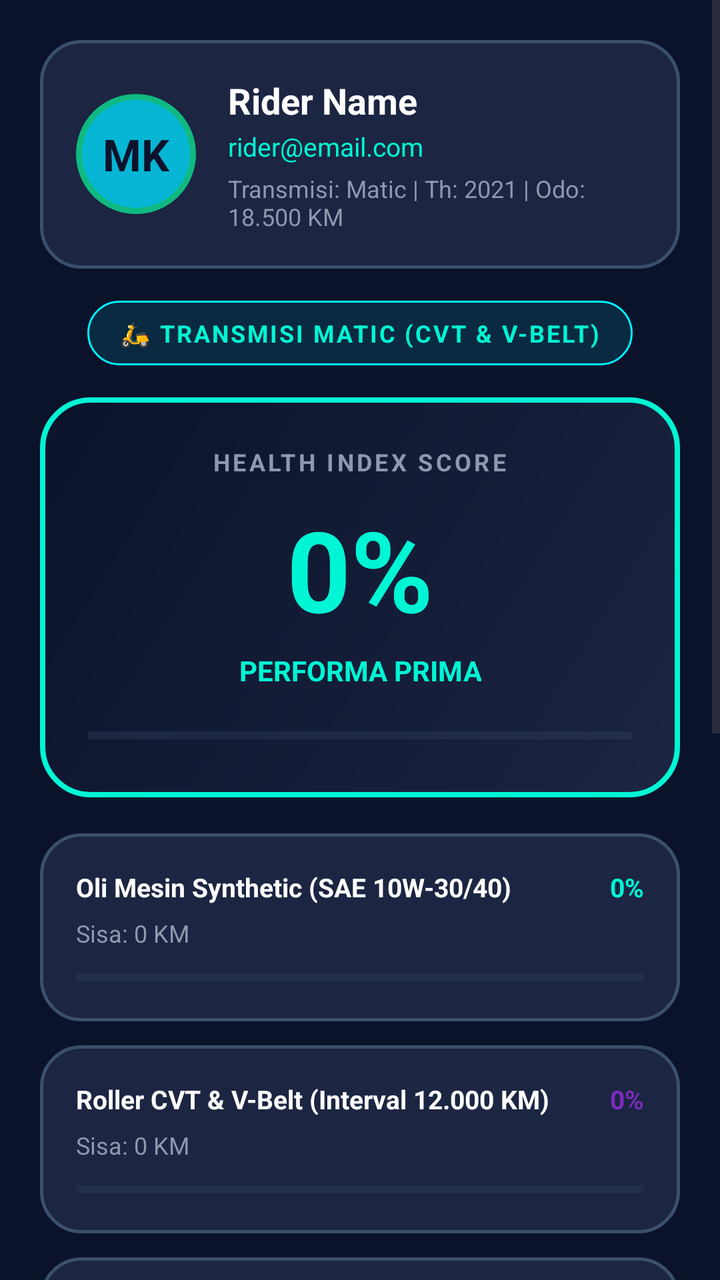
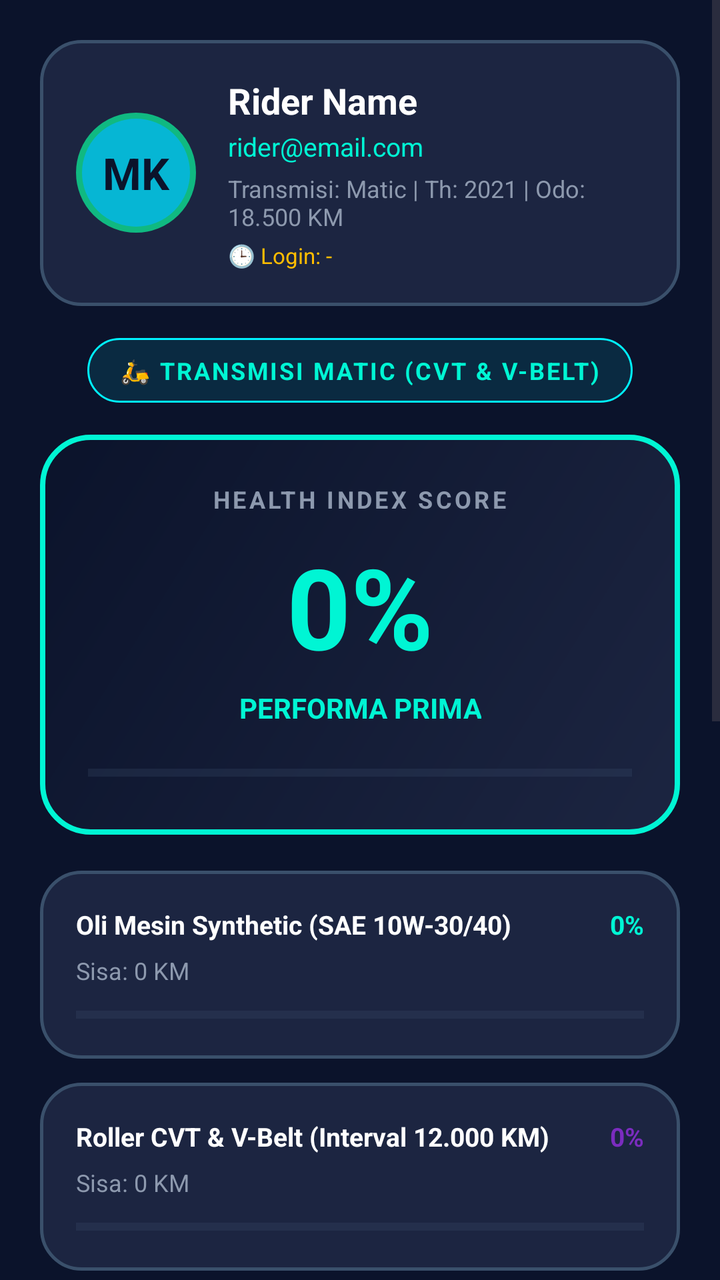

Two renders of the same Android screen: before a commit and after it. Below are the layout's source before the change and the commit's diff.
<!-- AndroidManifest.xml: application theme Theme.LifecycleDemo -->
<!-- res/layout/activity_second.xml -->
<?xml version="1.0" encoding="utf-8"?>
<ScrollView xmlns:android="http://schemas.android.com/apk/res/android"
    xmlns:app="http://schemas.android.com/apk/res-auto"
    android:layout_width="match_parent"
    android:layout_height="match_parent"
    android:background="@color/bg_main"
    android:fillViewport="true">

    <LinearLayout
        android:layout_width="match_parent"
        android:layout_height="wrap_content"
        android:orientation="vertical"
        android:padding="20dp"
        android:paddingBottom="40dp"
        android:gravity="center_horizontal">

        
        <LinearLayout
            android:layout_width="match_parent"
            android:layout_height="wrap_content"
            android:orientation="horizontal"
            android:background="@drawable/bg_hud_card"
            android:padding="18dp"
            android:gravity="center_vertical"
            android:layout_marginBottom="16dp">

            
            <TextView
                android:id="@+id/tvAvatarInitials"
                android:layout_width="60dp"
                android:layout_height="60dp"
                android:background="@drawable/bg_circle_avatar"
                android:gravity="center"
                android:text="MK"
                android:textColor="@color/bg_main"
                android:textSize="22sp"
                android:textStyle="bold"
                android:layout_marginEnd="16dp"/>

            <LinearLayout
                android:layout_width="0dp"
                android:layout_height="wrap_content"
                android:layout_weight="1"
                android:orientation="vertical">

                <TextView
                    android:id="@+id/tvRiderName"
                    android:layout_width="wrap_content"
                    android:layout_height="wrap_content"
                    android:text="Rider Name"
                    android:textColor="@color/text_bright"
                    android:textSize="18sp"
                    android:textStyle="bold"
                    android:layout_marginBottom="2dp"/>

                <TextView
                    android:id="@+id/tvRiderEmail"
                    android:layout_width="wrap_content"
                    android:layout_height="wrap_content"
                    android:text="rider@email.com"
                    android:textColor="@color/accent_cyan"
                    android:textSize="13sp"
                    android:layout_marginBottom="4dp"/>

                <TextView
                    android:id="@+id/tvMotorSpecs"
                    android:layout_width="wrap_content"
                    android:layout_height="wrap_content"
                    android:text="Transmisi: Matic | Th: 2021 | Odo: 18.500 KM"
                    android:textColor="@color/text_muted"
                    android:textSize="12sp"/>
            </LinearLayout>
        </LinearLayout>

        
        <TextView
            android:id="@+id/tvBadgeTransmisi"
            android:layout_width="wrap_content"
            android:layout_height="wrap_content"
            android:text="🛵 TRANSMISI MATIC (CVT &amp; V-BELT)"
            android:textColor="@color/accent_cyan"
            android:textSize="12sp"
            android:textStyle="bold"
            android:letterSpacing="0.08"
            android:background="@drawable/bg_pill_cyan"
            android:paddingHorizontal="16dp"
            android:paddingVertical="8dp"
            android:layout_marginBottom="16dp"/>

        
        <LinearLayout
            android:layout_width="match_parent"
            android:layout_height="wrap_content"
            android:orientation="vertical"
            android:background="@drawable/bg_hud_card_glow"
            android:padding="24dp"
            android:gravity="center"
            android:layout_marginBottom="18dp">

            <TextView
                android:layout_width="wrap_content"
                android:layout_height="wrap_content"
                android:text="@string/lbl_health_score"
                android:textColor="@color/text_muted"
                android:textSize="12sp"
                android:textStyle="bold"
                android:letterSpacing="0.12"
                android:layout_marginBottom="8dp"/>

            <TextView
                android:id="@+id/tvHealthScore"
                android:layout_width="wrap_content"
                android:layout_height="wrap_content"
                android:text="0%"
                android:textColor="@color/accent_cyan"
                android:textSize="56sp"
                android:textStyle="bold"
                android:layout_marginBottom="4dp"/>

            <TextView
                android:id="@+id/tvStatusCategory"
                android:layout_width="wrap_content"
                android:layout_height="wrap_content"
                android:text="PERFORMA PRIMA"
                android:textColor="@color/accent_cyan"
                android:textSize="14sp"
                android:textStyle="bold"
                android:gravity="center"
                android:layout_marginBottom="16dp"/>

            <ProgressBar
                android:id="@+id/pbHealthScore"
                style="?android:attr/progressBarStyleHorizontal"
                android:layout_width="match_parent"
                android:layout_height="14dp"
                android:max="100"
                android:progress="0"
                android:progressTint="@color/accent_cyan"
                android:progressBackgroundTint="@color/border_color"/>
        </LinearLayout>

        
        <LinearLayout
            android:layout_width="match_parent"
            android:layout_height="wrap_content"
            android:orientation="vertical"
            android:background="@drawable/bg_hud_card"
            android:padding="18dp"
            android:layout_marginBottom="12dp">

            <LinearLayout
                android:layout_width="match_parent"
                android:layout_height="wrap_content"
                android:orientation="horizontal"
                android:layout_marginBottom="6dp">

                <TextView
                    android:id="@+id/tvTitleOli"
                    android:layout_width="0dp"
                    android:layout_height="wrap_content"
                    android:layout_weight="1"
                    android:text="@string/lbl_oli_title"
                    android:textColor="@color/text_bright"
                    android:textSize="13sp"
                    android:textStyle="bold"/>

                <TextView
                    android:id="@+id/tvPersenOli"
                    android:layout_width="wrap_content"
                    android:layout_height="wrap_content"
                    android:text="0%"
                    android:textColor="@color/accent_cyan"
                    android:textSize="13sp"
                    android:textStyle="bold"/>
            </LinearLayout>

            <TextView
                android:id="@+id/tvStatusOli"
                android:layout_width="wrap_content"
                android:layout_height="wrap_content"
                android:text="Sisa: 0 KM"
                android:textColor="@color/text_muted"
                android:textSize="12sp"
                android:layout_marginBottom="10dp"/>

            <ProgressBar
                android:id="@+id/pbOli"
                style="?android:attr/progressBarStyleHorizontal"
                android:layout_width="match_parent"
                android:layout_height="8dp"
                android:max="100"
                android:progress="0"
                android:progressTint="@color/accent_cyan"
                android:progressBackgroundTint="@color/border_color"/>
        </LinearLayout>

        
        <LinearLayout
            android:layout_width="match_parent"
            android:layout_height="wrap_content"
            android:orientation="vertical"
            android:background="@drawable/bg_hud_card"
            android:padding="18dp"
            android:layout_marginBottom="12dp">

            <LinearLayout
                android:layout_width="match_parent"
                android:layout_height="wrap_content"
                android:orientation="horizontal"
                android:layout_marginBottom="6dp">

                <TextView
                    android:id="@+id/tvTitleTransmisi"
                    android:layout_width="0dp"
                    android:layout_height="wrap_content"
                    android:layout_weight="1"
                    android:text="@string/lbl_cvt_title"
                    android:textColor="@color/text_bright"
                    android:textSize="13sp"
                    android:textStyle="bold"/>

                <TextView
                    android:id="@+id/tvPersenTransmisi"
                    android:layout_width="wrap_content"
                    android:layout_height="wrap_content"
                    android:text="0%"
                    android:textColor="@color/accent_purple"
                    android:textSize="13sp"
                    android:textStyle="bold"/>
            </LinearLayout>

            <TextView
                android:id="@+id/tvStatusTransmisi"
                android:layout_width="wrap_content"
                android:layout_height="wrap_content"
                android:text="Sisa: 0 KM"
                android:textColor="@color/text_muted"
                android:textSize="12sp"
                android:layout_marginBottom="10dp"/>

            <ProgressBar
                android:id="@+id/pbTransmisi"
                style="?android:attr/progressBarStyleHorizontal"
                android:layout_width="match_parent"
                android:layout_height="8dp"
                android:max="100"
                android:progress="0"
                android:progressTint="@color/accent_purple"
                android:progressBackgroundTint="@color/border_color"/>
        </LinearLayout>

        
        <LinearLayout
            android:layout_width="match_parent"
            android:layout_height="wrap_content"
            android:orientation="vertical"
            android:background="@drawable/bg_hud_card"
            android:padding="18dp"
            android:layout_marginBottom="12dp">

            <LinearLayout
                android:layout_width="match_parent"
                android:layout_height="wrap_content"
                android:orientation="horizontal"
                android:layout_marginBottom="6dp">

                <TextView
                    android:id="@+id/tvTitleAki"
                    android:layout_width="0dp"
                    android:layout_height="wrap_content"
                    android:layout_weight="1"
                    android:text="@string/lbl_aki_title"
                    android:textColor="@color/text_bright"
                    android:textSize="13sp"
                    android:textStyle="bold"/>

                <TextView
                    android:id="@+id/tvPersenAki"
                    android:layout_width="wrap_content"
                    android:layout_height="wrap_content"
                    android:text="0%"
                    android:textColor="@color/accent_cyan"
                    android:textSize="13sp"
                    android:textStyle="bold"/>
            </LinearLayout>

            <TextView
                android:id="@+id/tvStatusAki"
                android:layout_width="wrap_content"
                android:layout_height="wrap_content"
                android:text="Kondisi Aki: 0%"
                android:textColor="@color/text_muted"
                android:textSize="12sp"
                android:layout_marginBottom="10dp"/>

            <ProgressBar
                android:id="@+id/pbAki"
                style="?android:attr/progressBarStyleHorizontal"
                android:layout_width="match_parent"
                android:layout_height="8dp"
                android:max="100"
                android:progress="0"
                android:progressTint="@color/accent_cyan"
                android:progressBackgroundTint="@color/border_color"/>
        </LinearLayout>

        
        <LinearLayout
            android:layout_width="match_parent"
            android:layout_height="wrap_content"
            android:orientation="vertical"
            android:background="@drawable/bg_hud_card"
            android:padding="18dp"
            android:layout_marginBottom="16dp">

            <LinearLayout
                android:layout_width="match_parent"
                android:layout_height="wrap_content"
                android:orientation="horizontal"
                android:layout_marginBottom="6dp">

                <TextView
                    android:id="@+id/tvTitleFilter"
                    android:layout_width="0dp"
                    android:layout_height="wrap_content"
                    android:layout_weight="1"
                    android:text="@string/lbl_filter_title"
                    android:textColor="@color/text_bright"
                    android:textSize="13sp"
                    android:textStyle="bold"/>

                <TextView
                    android:id="@+id/tvPersenFilter"
                    android:layout_width="wrap_content"
                    android:layout_height="wrap_content"
                    android:text="0%"
                    android:textColor="@color/accent_yellow"
                    android:textSize="13sp"
                    android:textStyle="bold"/>
            </LinearLayout>

            <TextView
                android:id="@+id/tvStatusFilter"
                android:layout_width="wrap_content"
                android:layout_height="wrap_content"
                android:text="Status Busi &amp; Filter: Bersih (Normal)"
                android:textColor="@color/text_muted"
                android:textSize="12sp"
                android:layout_marginBottom="10dp"/>

            <ProgressBar
                android:id="@+id/pbFilter"
                style="?android:attr/progressBarStyleHorizontal"
                android:layout_width="match_parent"
                android:layout_height="8dp"
                android:max="100"
                android:progress="0"
                android:progressTint="@color/accent_yellow"
                android:progressBackgroundTint="@color/border_color"/>
        </LinearLayout>

        
        <LinearLayout
            android:layout_width="match_parent"
            android:layout_height="wrap_content"
            android:orientation="vertical"
            android:background="@drawable/bg_hud_card"
            android:padding="22dp"
            android:layout_marginBottom="20dp">

            <TextView
                android:layout_width="wrap_content"
                android:layout_height="wrap_content"
                android:text="@string/lbl_biaya_title"
                android:textColor="@color/accent_cyan"
                android:textSize="13sp"
                android:textStyle="bold"
                android:layout_marginBottom="4dp"/>

            <TextView
                android:id="@+id/tvEstimasiBiaya"
                android:layout_width="wrap_content"
                android:layout_height="wrap_content"
                android:text="Rp 0"
                android:textColor="@color/accent_cyan"
                android:textSize="32sp"
                android:textStyle="bold"
                android:layout_marginBottom="8dp"/>

            <TextView
                android:id="@+id/tvRincianBiaya"
                android:layout_width="match_parent"
                android:layout_height="wrap_content"
                android:text="• Jasa Bengkel Dasar: Rp 50.000\n• Semua komponen dalam kondisi prima!"
                android:textColor="@color/text_muted"
                android:textSize="12sp"
                android:lineSpacingExtra="4dp"/>
        </LinearLayout>

        
        <Button
            android:id="@+id/btnKembali"
            android:layout_width="match_parent"
            android:layout_height="54dp"
            android:text="@string/btn_kembali"
            android:textColor="@color/text_bright"
            app:backgroundTint="@color/card_bg"
            android:layout_marginBottom="12dp"/>

    </LinearLayout>
</ScrollView>
<!-- resources referenced by this layout -->
<resources>
  <color name="accent_cyan">#00F5D4</color>
  <color name="accent_purple">#7B2CBF</color>
  <color name="accent_yellow">#FFBD00</color>
  <color name="bg_main">#0B132B</color>
  <color name="border_color">#3A506B</color>
  <color name="card_bg">#1C2541</color>
  <color name="text_bright">#FFFFFF</color>
  <color name="text_muted">#8D99AE</color>
  <!-- drawable bg_circle_avatar (drawable) -->
  <?xml version="1.0" encoding="utf-8"?>
  <shape xmlns:android="http://schemas.android.com/apk/res/android"
      android:shape="oval">
      <solid android:color="#06B6D4" />
      <stroke android:width="3dp" android:color="#10B981" />
  </shape>
  <!-- drawable bg_hud_card (drawable) -->
  <?xml version="1.0" encoding="utf-8"?>
  <shape xmlns:android="http://schemas.android.com/apk/res/android"
      android:shape="rectangle">
      <solid android:color="#1C2541" />
      <corners android:radius="20dp" />
      <stroke android:width="1.5dp" android:color="#3A506B" />
  </shape>
  <!-- drawable bg_hud_card_glow (drawable) -->
  <?xml version="1.0" encoding="utf-8"?>
  <shape xmlns:android="http://schemas.android.com/apk/res/android"
      android:shape="rectangle">
      <gradient
          android:startColor="#1C2541"
          android:endColor="#0B132B"
          android:angle="135"/>
      <corners android:radius="24dp" />
      <stroke android:width="2.5dp" android:color="#00F5D4" />
  </shape>
  <!-- drawable bg_pill_cyan (drawable) -->
  <?xml version="1.0" encoding="utf-8"?>
  <shape xmlns:android="http://schemas.android.com/apk/res/android"
      android:shape="rectangle">
      <solid android:color="#1A00F2FE" />
      <corners android:radius="50dp" />
      <stroke android:width="1dp" android:color="#00F2FE" />
  </shape>
  <string name="btn_kembali">⬅️ KEMBALI KE FORM DIAGNOSTIK</string>
  <string name="lbl_aki_title">Kesehatan Aki Dry Cell (Tegangan 12V)</string>
  <string name="lbl_biaya_title">Rincian Estimasi Biaya Servis (Transparent Cost)</string>
  <string name="lbl_cvt_title">Roller CVT &amp; V-Belt (Interval 12.000 KM)</string>
  <string name="lbl_filter_title">Filter Udara &amp; Busi (Air Filter &amp; Spark Plug)</string>
  <string name="lbl_health_score">HEALTH INDEX SCORE</string>
  <string name="lbl_oli_title">Oli Mesin Synthetic (SAE 10W-30/40)</string>
  <style name="Theme.LifecycleDemo" parent="Base.Theme.LifecycleDemo" />
  <style name="Base.Theme.LifecycleDemo" parent="Theme.Material3.DayNight.NoActionBar">
          
          
      </style>
</resources>

<!-- the commit's change to res/layout/activity_second.xml (unified diff, before → after) -->
@@ -25,17 +25,32 @@
             android:layout_marginBottom="16dp">
 
             
-            <TextView
-                android:id="@+id/tvAvatarInitials"
+            <FrameLayout
                 android:layout_width="60dp"
                 android:layout_height="60dp"
-                android:background="@drawable/bg_circle_avatar"
-                android:gravity="center"
-                android:text="MK"
-                android:textColor="@color/bg_main"
-                android:textSize="22sp"
-                android:textStyle="bold"
-                android:layout_marginEnd="16dp"/>
+                android:layout_marginEnd="16dp">
+
+                <TextView
+                    android:id="@+id/tvAvatarInitials"
+                    android:layout_width="60dp"
+                    android:layout_height="60dp"
+                    android:background="@drawable/bg_circle_avatar"
+                    android:gravity="center"
+                    android:text="MK"
+                    android:textColor="@color/bg_main"
+                    android:textSize="22sp"
+                    android:textStyle="bold"/>
+
+                <com.google.android.material.imageview.ShapeableImageView
+                    android:id="@+id/ivRiderAvatar"
+                    android:layout_width="60dp"
+                    android:layout_height="60dp"
+                    android:scaleType="centerCrop"
+                    app:shapeAppearanceOverlay="@style/CircleImageView"
+                    app:strokeColor="@color/accent_cyan"
+                    app:strokeWidth="2dp"
+                    android:visibility="gone"/>
+            </FrameLayout>
 
             <LinearLayout
                 android:layout_width="0dp"
@@ -68,7 +83,16 @@
                     android:layout_height="wrap_content"
                     android:text="Transmisi: Matic | Th: 2021 | Odo: 18.500 KM"
                     android:textColor="@color/text_muted"
-                    android:textSize="12sp"/>
+                    android:textSize="12sp"
+                    android:layout_marginBottom="4dp"/>
+
+                <TextView
+                    android:id="@+id/tvRiderWaktuLogin"
+                    android:layout_width="wrap_content"
+                    android:layout_height="wrap_content"
+                    android:text="🕒 Login: -"
+                    android:textColor="@color/accent_yellow"
+                    android:textSize="11sp"/>
             </LinearLayout>
         </LinearLayout>
 
<!-- resource entries referenced after the edit -->
@@ -49,6 +49,9 @@
   <string name="lbl_filter_title">Filter Udara &amp; Busi (Air Filter &amp; Spark Plug)</string>
   <string name="lbl_health_score">HEALTH INDEX SCORE</string>
   <string name="lbl_oli_title">Oli Mesin Synthetic (SAE 10W-30/40)</string>
+  <style name="CircleImageView">
+          <item name="cornerSize">50%</item>
+      </style>
   <style name="Theme.LifecycleDemo" parent="Base.Theme.LifecycleDemo" />
   <style name="Base.Theme.LifecycleDemo" parent="Theme.Material3.DayNight.NoActionBar">
           
